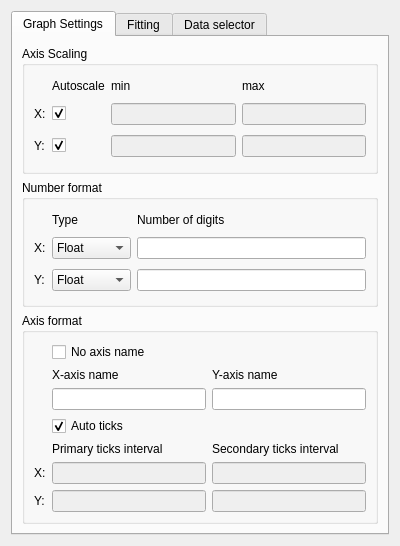
First picture: the form in src/gui/widgets/graphOptionsWidgetUi.ui, repository PyMarc2/general-data-grapher, before the edit.
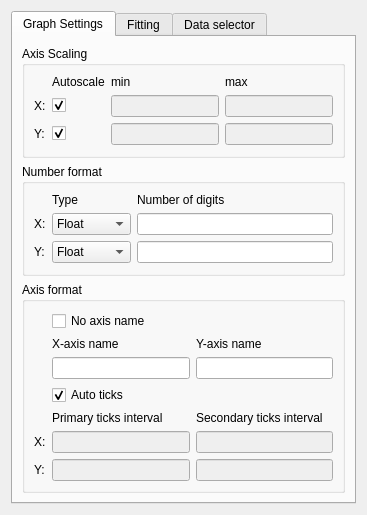
Second picture: the form after the edit.

```diff
--- a/src/gui/widgets/graphOptionsWidgetUi.ui
+++ b/src/gui/widgets/graphOptionsWidgetUi.ui
@@ -10,10 +10,19 @@
     <height>546</height>
    </rect>
   </property>
+  <property name="sizePolicy">
+   <sizepolicy hsizetype="Fixed" vsizetype="Preferred">
+    <horstretch>0</horstretch>
+    <verstretch>0</verstretch>
+   </sizepolicy>
+  </property>
   <property name="windowTitle">
    <string>Form</string>
   </property>
   <layout class="QGridLayout" name="gridLayout">
+   <property name="sizeConstraint">
+    <enum>QLayout::SetFixedSize</enum>
+   </property>
    <item row="0" column="0">
     <widget class="QTabWidget" name="tabWidget_2">
      <property name="currentIndex">
```
